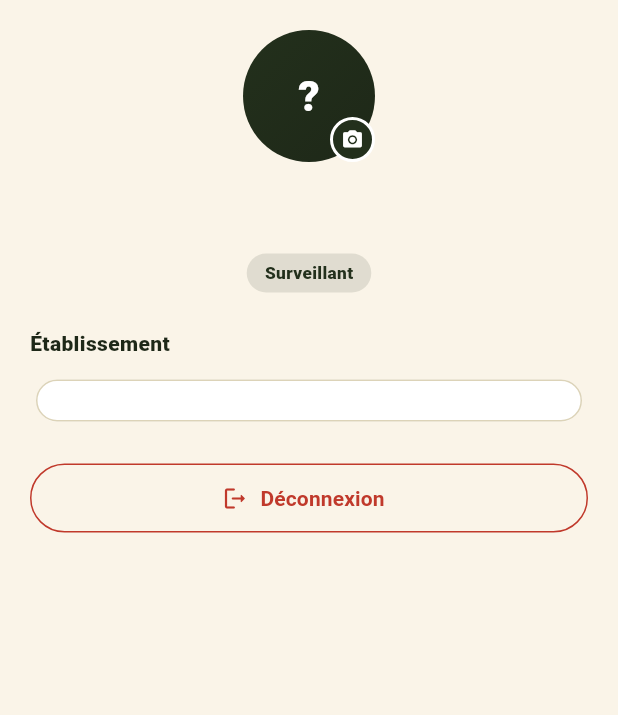
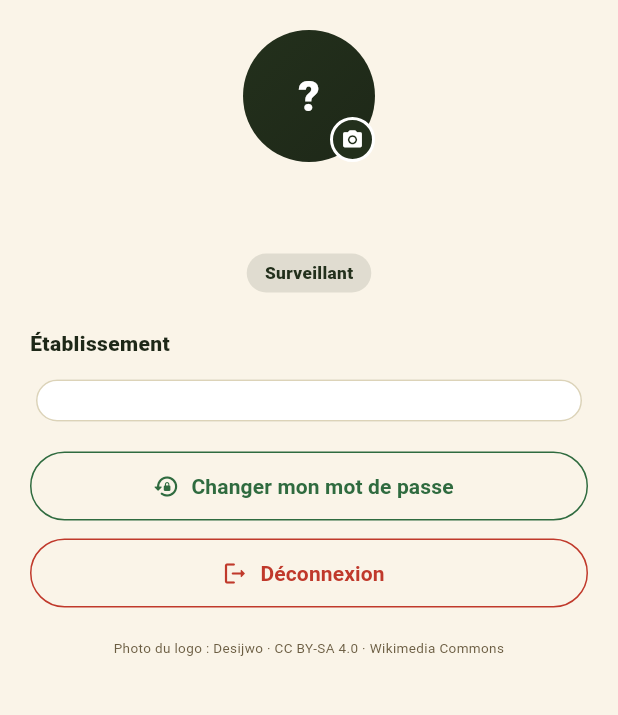
Before and after one commit to koarejustin/campus, a Flutter app: the DirectionProfilScreen screen opened directly, on a phone screen of 412 x 824 dp, the part 84-799 px from its top. Run offline on Flutter 3.47's test engine with Material 3 defaults, Android fonts, the phone set to English and light mode, and no system bars; drawn by our look-alikes of flutter_animate; our stand-ins replace file_picker, firebase_core, firebase_messaging, fl_chart, image_picker, shared_preferences and 1 more; missing offline and left inert: dart:html; accounts and stored records are empty; network calls fail.

Commit message:
Ajoute le changement de mot de passe dans Flutter et deplace le credit photo
Le web permettait deja a chaque role de changer son propre mot de passe,
mais cette fonctionnalite manquait entierement cote Flutter. Ajoute une
boite de dialogue reutilisable branchee sur les 5 ecrans "Mon profil".

Deplace aussi le credit photo (CC BY-SA 4.0, obligatoire par la licence)
de l'ecran de selection de role vers ces memes ecrans "Mon profil",
moins visibles au quotidien.

Co-Authored-By: Claude Sonnet 5 <noreply@anthropic.com>

```diff
--- a/mobile/lib/screens/direction/direction_profil_screen.dart
+++ b/mobile/lib/screens/direction/direction_profil_screen.dart
@@ -3,6 +3,8 @@ import 'package:flutter_animate/flutter_animate.dart';
 import 'package:image_picker/image_picker.dart';
 import '../../services/api_client.dart';
 import '../../theme.dart';
+import '../../widgets/change_password_dialog.dart';
+import '../../widgets/photo_credit.dart';
 import '../role_select_screen.dart';
 
 class DirectionProfilScreen extends StatefulWidget {
@@ -221,7 +223,17 @@ class _DirectionProfilScreenState extends State<DirectionProfilScreen> {
                 ),
               ),
             ),
-          const SizedBox(height: 24),
+          const SizedBox(height: 16),
+          SizedBox(
+            width: double.infinity, height: 46,
+            child: OutlinedButton.icon(
+              onPressed: () => showChangePasswordDialog(context),
+              icon: const Icon(Icons.lock_reset_rounded, color: kIndigo),
+              label: const Text('Changer mon mot de passe', style: TextStyle(color: kIndigo, fontWeight: FontWeight.w700)),
+              style: OutlinedButton.styleFrom(side: const BorderSide(color: kIndigo)),
+            ),
+          ),
+          const SizedBox(height: 12),
           SizedBox(
             width: double.infinity, height: 46,
             child: OutlinedButton.icon(
@@ -231,6 +243,7 @@ class _DirectionProfilScreenState extends State<DirectionProfilScreen> {
               style: OutlinedButton.styleFrom(side: const BorderSide(color: kRed)),
             ),
           ),
+          const PhotoCredit(),
         ],
       ),
     );
--- a/mobile/lib/screens/role_select_screen.dart
+++ b/mobile/lib/screens/role_select_screen.dart
@@ -80,12 +80,6 @@ class RoleSelectScreen extends StatelessWidget {
                     delay: 650,
                     onTap: () => Navigator.of(context).push(MaterialPageRoute(builder: (_) => const LoginScreen(role: 'DIRECTION'))),
                   ),
-                  const SizedBox(height: 28),
-                  const Text(
-                    'Photo : Desijwo · CC BY-SA 4.0 · Wikimedia Commons',
-                    style: TextStyle(fontSize: 9, color: kTextGray),
-                    textAlign: TextAlign.center,
-                  ).animate().fadeIn(delay: 750.ms, duration: 300.ms),
                 ],
               ),
             ),
--- /dev/null
+++ b/mobile/lib/widgets/photo_credit.dart
@@ -0,0 +1,22 @@
+import 'package:flutter/material.dart';
+import '../theme.dart';
+
+/// Crédit obligatoire (licence CC BY-SA 4.0) de la photo du baobab utilisée
+/// comme icône/logo de l'appli — placé volontairement en bas des écrans
+/// Profil (visible seulement si on va le chercher), pas sur les écrans de
+/// démarrage/navigation courante.
+class PhotoCredit extends StatelessWidget {
+  const PhotoCredit({super.key});
+
+  @override
+  Widget build(BuildContext context) {
+    return const Padding(
+      padding: EdgeInsets.only(top: 20, bottom: 4),
+      child: Text(
+        'Photo du logo : Desijwo · CC BY-SA 4.0 · Wikimedia Commons',
+        style: TextStyle(fontSize: 9, color: kTextGray),
+        textAlign: TextAlign.center,
+      ),
+    );
+  }
+}
```
Also changed, not shown: mobile/lib/screens/alumni/alumni_profil_screen.dart (+13 -0 lines), mobile/lib/screens/parent/parent_profil_screen.dart (+13 -0 lines), mobile/lib/screens/prof/prof_profil_screen.dart (+13 -0 lines), mobile/lib/screens/profil_screen.dart (+16 -2 lines), mobile/lib/widgets/change_password_dialog.dart (added, +120 -0 lines).
